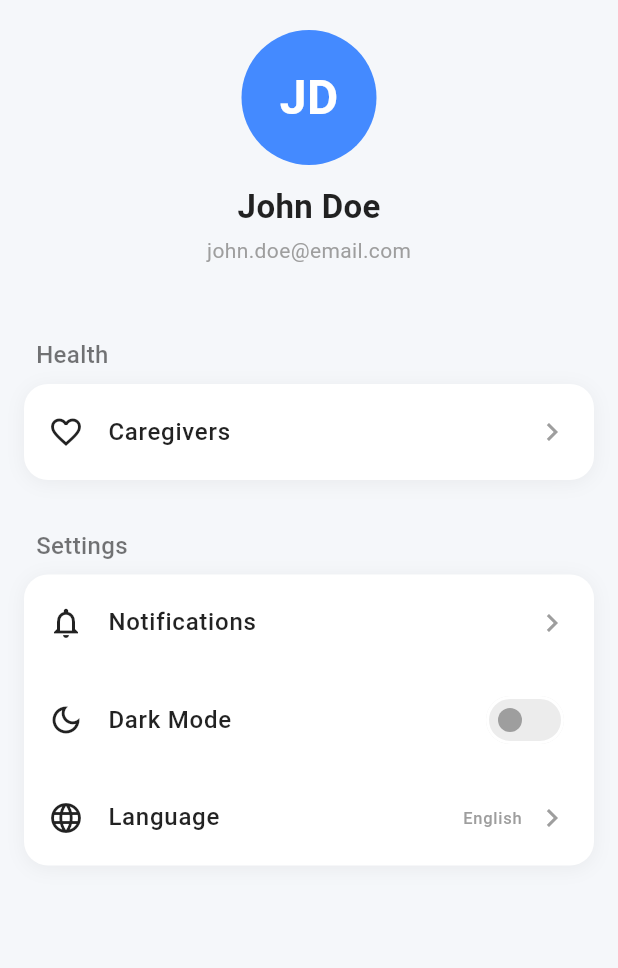
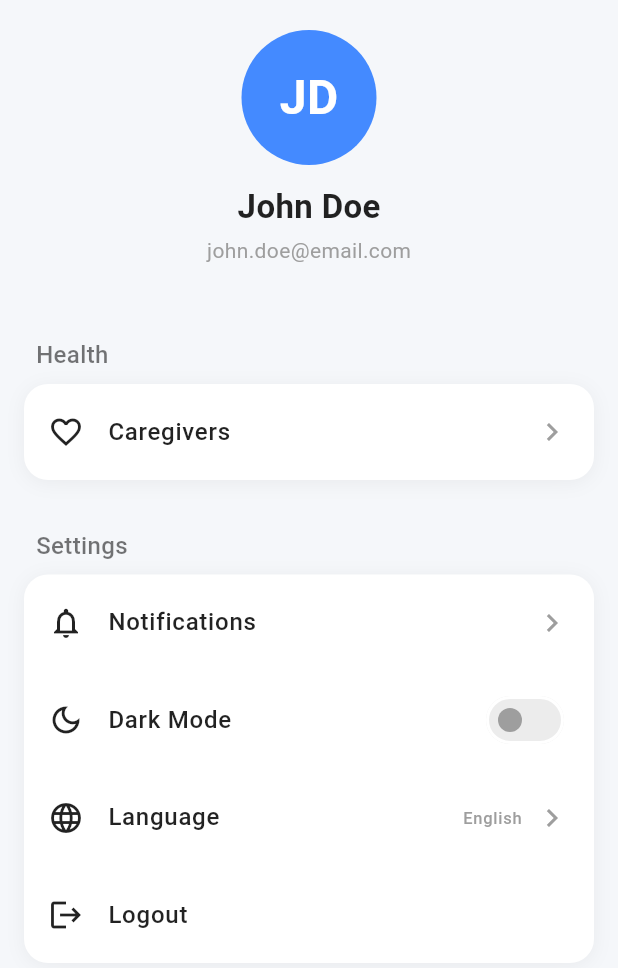
Before and after one commit to Agy830/remedi, a Flutter app: the PatientProfileScreen screen opened directly, on a phone screen of 412 x 824 dp. Shown: the top 968 px of the screen. Run offline on Flutter 3.47's test engine with Material 3 defaults, Android fonts, the phone set to English and light mode, and no system bars; our stand-ins replace flutter_local_notifications, flutter_riverpod, riverpod_annotation, shared_preferences, sqflite_common_ffi, supabase_flutter and 2 more; accounts and stored records are empty; generated files the repository leaves out were written again.

Commit message:
feat: Introduce an authentication wrapper to manage user routing based on auth state and streamline post-login/signup navigation.

```diff
--- a/lib/database/db_remote_helper.dart
+++ b/lib/database/db_remote_helper.dart
@@ -2,6 +2,9 @@ import 'package:supabase_flutter/supabase_flutter.dart';
 
 class DbRemoteHelper {
   final SupabaseClient _supabase = Supabase.instance.client;
+
+  // Get auth state changes stream
+  Stream<AuthState> get authStateChanges => _supabase.auth.onAuthStateChange;
 
   // Verify if a user exists in the specified role table
   Future<bool> verifyUserRole(String userId, String expectedRole) async {
--- a/lib/main.dart
+++ b/lib/main.dart
@@ -1,7 +1,7 @@
 import 'package:flutter/material.dart';
 import 'package:remedi/services/notification_service.dart';
 import 'package:shared_preferences/shared_preferences.dart';
-import 'screens/app_entry.dart';
+import 'screens/auth_wrapper.dart';
 import 'screens/onboarding_screen.dart';
 
 import 'package:flutter_riverpod/flutter_riverpod.dart';
@@ -82,7 +82,7 @@ class RemediApp extends ConsumerWidget {
           foregroundColor: Colors.white,
         ),
       ),
-      home: showOnboarding ? const OnboardingScreen() : const AppEntry(),
+      home: showOnboarding ? const OnboardingScreen() : const AuthWrapper(),
     );
   }
 }
--- a/lib/screens/auth/doctor_signup_screen.dart
+++ b/lib/screens/auth/doctor_signup_screen.dart
@@ -54,9 +54,11 @@ class _DoctorSignupScreenState extends State<DoctorSignupScreen> {
         if (mounted) {
           setState(() => _isLoading = false);
           ScaffoldMessenger.of(context).showSnackBar(
-            const SnackBar(content: Text('Verification link sent to email')),
+            const SnackBar(
+              content: Text('Successfully registered as a Practitioner!'),
+            ),
           );
-          Navigator.pop(context);
+          Navigator.of(context).popUntil((route) => route.isFirst);
         }
       } catch (e) {
         if (mounted) {
--- a/lib/screens/auth/patient_signup_screen.dart
+++ b/lib/screens/auth/patient_signup_screen.dart
@@ -112,9 +112,11 @@ class _PatientSignupScreenState extends State<PatientSignupScreen> {
         if (mounted) {
           setState(() => _isLoading = false);
           ScaffoldMessenger.of(context).showSnackBar(
-            const SnackBar(content: Text('Verification link sent to email')),
+            const SnackBar(
+              content: Text('Successfully registered as a Patient!'),
+            ),
           );
-          Navigator.pop(context); // Go back to entry or login
+          Navigator.of(context).popUntil((route) => route.isFirst);
         }
       } catch (e) {
         if (mounted) {
--- a/lib/screens/patient/patient_profile_screen.dart
+++ b/lib/screens/patient/patient_profile_screen.dart
@@ -2,6 +2,7 @@ import 'package:flutter/material.dart';
 import 'package:flutter_riverpod/flutter_riverpod.dart';
 import '../../providers/theme_provider.dart';
 import '../notification_settings_screen.dart';
+import '../../database/db_remote_helper.dart';
 
 /// Displays the user's profile and application settings.
 ///
@@ -58,10 +59,7 @@ class PatientProfileScreen extends ConsumerWidget {
                     const SizedBox(height: 4),
                     const Text(
                       'john.doe@email.com',
-                      style: TextStyle(
-                        fontSize: 14,
-                        color: Colors.grey,
-                      ),
+                      style: TextStyle(fontSize: 14, color: Colors.grey),
                     ),
                   ],
                 ),
@@ -96,17 +94,25 @@ class PatientProfileScreen extends ConsumerWidget {
                       isDark: isDark,
                       icon: Icons.notifications_none,
                       title: 'Notifications',
-                      trailing: const Icon(Icons.chevron_right, color: Colors.grey),
+                      trailing: const Icon(
+                        Icons.chevron_right,
+                        color: Colors.grey,
+                      ),
                       onTap: () {
                         Navigator.push(
                           context,
                           MaterialPageRoute(
-                            builder: (context) => const NotificationSettingsScreen(),
+                            builder: (context) =>
+                                const NotificationSettingsScreen(),
                           ),
                         );
                       },
                     ),
-                    Divider(height: 1, indent: 56, color: isDark ? Colors.grey[800] : null),
+                    Divider(
+                      height: 1,
+                      indent: 56,
+                      color: isDark ? Colors.grey[800] : null,
+                    ),
                     _settingsTile(
                       isDark: isDark,
                       icon: Icons.dark_mode_outlined,
@@ -121,7 +127,11 @@ class PatientProfileScreen extends ConsumerWidget {
                         inactiveTrackColor: Colors.grey.withOpacity(0.2),
                       ),
                     ),
-                    Divider(height: 1, indent: 56, color: isDark ? Colors.grey[800] : null),
+                    Divider(
+                      height: 1,
+                      indent: 56,
+                      color: isDark ? Colors.grey[800] : null,
+                    ),
                     _settingsTile(
                       isDark: isDark,
                       icon: Icons.language,
@@ -135,6 +145,25 @@ class PatientProfileScreen extends ConsumerWidget {
                         ],
                       ),
                       onTap: () {},
+                    ),
+                    Divider(
+                      height: 1,
+                      indent: 56,
+                      color: isDark ? Colors.grey[800] : null,
+                    ),
+                    _settingsTile(
+                      isDark: isDark,
+                      icon: Icons.logout,
+                      title: 'Logout',
+                      trailing: const SizedBox.shrink(),
+                      onTap: () async {
+                        await DbRemoteHelper().signOut();
+                        if (context.mounted) {
+                          Navigator.of(
+                            context,
+                          ).popUntil((route) => route.isFirst);
+                        }
+                      },
                     ),
                   ],
                 ),
```
Also changed, not shown: lib/screens/auth/caregiver_signup_screen.dart (+7 -5 lines), lib/screens/auth/signin_screen.dart (+1 -19 lines), lib/screens/auth_wrapper.dart (added, +48 -0 lines), lib/screens/patient/patient_settings_screen.dart (+2 -7 lines).
